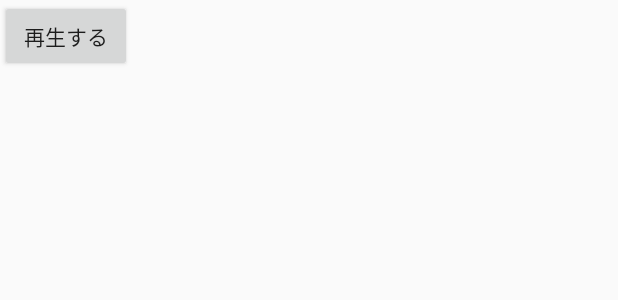
After one commit to SatohJohn/2018-spajam-first-stage, an Android app: the layout activity_movie_editor.xml on its own in the app's theme, with its tools: preview values and no code run, on a phone screen of 412 x 824 dp. The commit adds this screen. Shown: the top 300 px of the screen. Run offline under Robolectric (Android 15) with nearby library versions, the light colour scheme and no system bars.

Commit message:
音楽を選んでから編集画面に遷移するまでを作成した

```diff
--- a/app/src/main/java/com/example/satohjohn/kotlinsample/adapter/MusicListAdapter.kt
+++ b/app/src/main/java/com/example/satohjohn/kotlinsample/adapter/MusicListAdapter.kt
@@ -48,7 +48,8 @@ class MusicListAdapter(context: Context, var musicList: List<Music>) : BaseAdapt
     }
 
     data class Music(
-            val name: String
+            val name: String,
+            val resourceId: Int
     )
 
     class MusicHolder(
--- /dev/null
+++ b/app/src/main/res/layout/activity_movie_editor.xml
@@ -0,0 +1,15 @@
+<?xml version="1.0" encoding="utf-8"?>
+<android.support.constraint.ConstraintLayout
+    xmlns:android="http://schemas.android.com/apk/res/android"
+    xmlns:tools="http://schemas.android.com/tools"
+    android:layout_width="match_parent"
+    android:layout_height="match_parent">
+
+    <Button
+        android:id="@+id/sample_start_button"
+        android:layout_width="wrap_content"
+        android:layout_height="wrap_content"
+        android:text="再生する"
+        tools:layout_editor_absoluteX="78dp"
+        tools:layout_editor_absoluteY="139dp" />
+</android.support.constraint.ConstraintLayout>
```
Also changed, not shown: app/src/main/AndroidManifest.xml (+8 -0 lines), app/src/main/java/com/example/satohjohn/kotlinsample/activity/MovieEditorActivity.kt (added, +26 -0 lines), app/src/main/java/com/example/satohjohn/kotlinsample/activity/MusicSelectorActivity.kt (+12 -4 lines).
